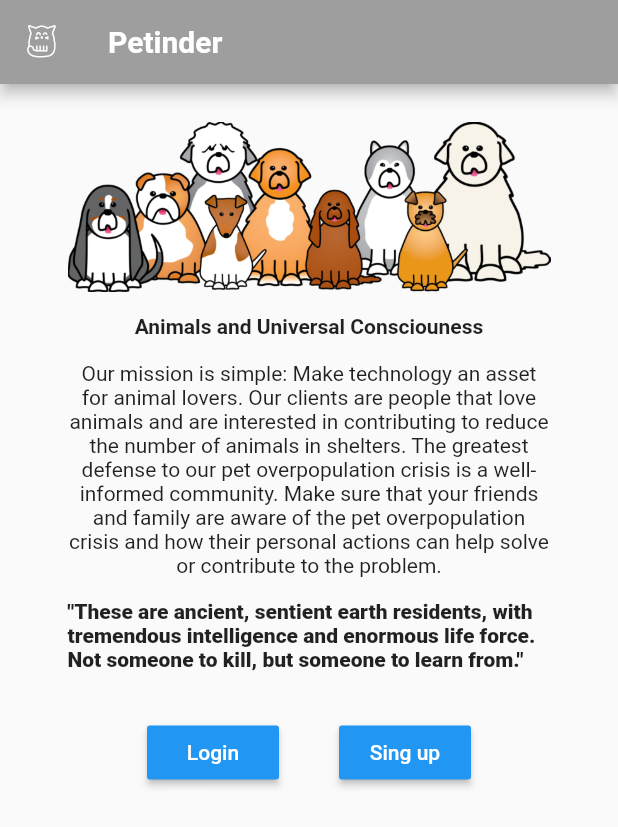
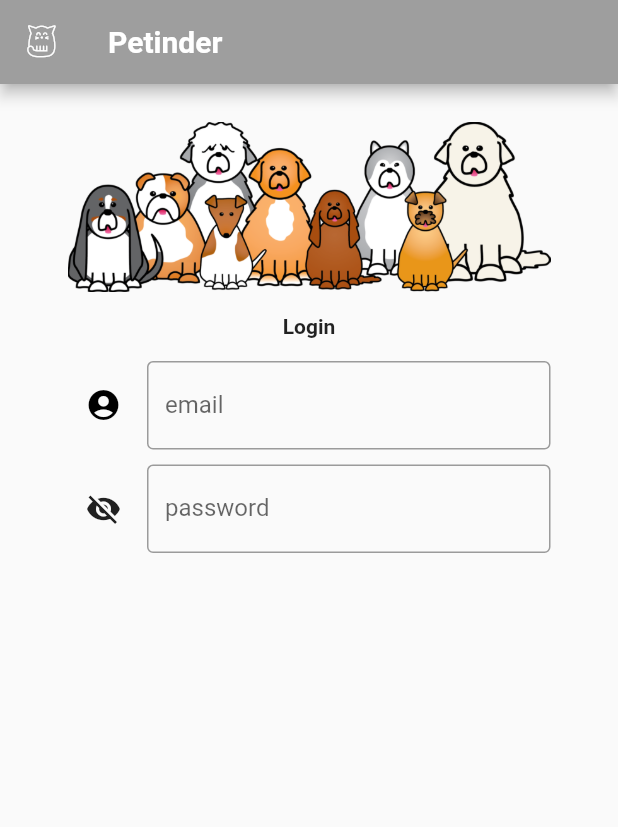
Before and after one commit to adliano/flutter_thepetinder, a Flutter app: the Login screen opened directly, on a phone screen of 412 x 824 dp. Shown: the top 827 px of the screen. Run offline on Flutter 3.47's test engine with Material 2 defaults, Android fonts, the phone set to English and light mode, and no system bars.

Commit message:
changed the email text filed and created the password text filed widgets

```diff
--- a/lib/InitalScreen/initialScreen.dart
+++ b/lib/InitalScreen/initialScreen.dart
@@ -37,9 +37,9 @@ class InitialScreen  extends StatelessWidget {
           fontWeight: FontWeight.bold,)),
         actions: <Widget>[
           /// Login action button
-//          IconButton(icon: const Icon(Icons.account_circle,color: Colors.white), onPressed: null), /// TODO Implement onPressed
+//          IconButton(icon: const Icon(Icons.account_circle,color: Colors.white), onPressed: null),
           /// Create account action button
-//          IconButton(icon: const Icon(Icons.person_add,color: Colors.white), onPressed: null), /// TODO Implement onPressed
+//          IconButton(icon: const Icon(Icons.person_add,color: Colors.white), onPressed: null),
         ],
       ),
       /// ********* Body ********* \\\
--- a/lib/login/login.dart
+++ b/lib/login/login.dart
@@ -5,18 +5,19 @@
 *
 * */
 import 'package:flutter/material.dart';
+import 'package:thepetinder/widgets/email.dart';
+import 'package:thepetinder/widgets/passwordField.dart';
 
 class Login extends StatefulWidget {
 
   @override
   State<StatefulWidget> createState() => new LoginState();
 
-
 }
 
 ///  LoginState
 class LoginState  extends State<Login>{
-  // Build method
+  /// ************ Build method ************ \\\
   @override
   Widget build(BuildContext context) {
     /// Scaffold
@@ -49,53 +50,31 @@ class LoginState  extends State<Login>{
             Center(
               child: Image.asset('assets/images/ki85j78eT.png',),
             ),
-            /// Getting
+            /// Login Getting
             Container(
               padding: EdgeInsets.only(top: 15.0, bottom: 15.0),
-              child: Text("Animals and Universal Consciouness",
+              child: Text("Login",
                 textAlign: TextAlign.center,
                 style: TextStyle(fontWeight: FontWeight.bold,),
               ),
             ),
-            Text('Our mission is simple: Make technology an asset for animal lovers.'+
-                ' Our clients are people that love animals and are interested in '+
-                'contributing to reduce the number of animals in shelters. '+
-                'The greatest defense to our pet overpopulation crisis is a well-informed community.'+
-                ' Make sure that your friends and family are aware of the pet overpopulation '+
-                'crisis and how their personal actions can help solve or contribute to the problem.',
-              textAlign: TextAlign.center,
-            ),
-            Container(
-              margin: EdgeInsets.only(top: 15.0, bottom: 10.0),
-              child: Text("\"These are ancient, sentient earth residents,"+
-                  " with tremendous intelligence and enormous life force."+
-                  " Not someone to kill, but someone to learn from.\"" ,
-              style: TextStyle(fontWeight: FontWeight.w900),),
-            ),
-            Row(
-              mainAxisAlignment: MainAxisAlignment.center,
+            Column(
+              // this Column will hold the EditTexts and Buttons
               children: <Widget>[
-                /// Login Button
-                Container(
-                  margin: EdgeInsets.only(top: 20.0, right: 20.0),
-                  child: RaisedButton(
-                    child: Text('Login',style: TextStyle(color: Colors.white),),
-                    onPressed: () {}, // TODO implement this button to login screen
-                    padding: EdgeInsets.only(left: 15.0, right: 15.0),
-                    color: Theme.of(context).buttonColor,
-                  ),
-                ),
-                /// Create account button
-                Container(
-                  margin: EdgeInsets.only(top: 20.0, left: 20.0),
-                  child: RaisedButton(
-                    child: Text('Sing up',style: TextStyle(color: Colors.white),),
-                    onPressed: () {}, // TODO implement this button to login screen
-                    padding: EdgeInsets.only(left: 15.0, right: 15.0),
-                    color: Theme.of(context).buttonColor,
-                  ),
-                ),
+                ///////////////////////////////////////////////////
+                ///////////// Email TextEdit with icon ////////////
+                ///////////////////////////////////////////////////
+                new EmailTextField(),
+                //
+                SizedBox(height: 10.0), // Add some margin
+                //
+                ///////////////////////////////////////////////////
+                /////////// Password TextEdit with icon ///////////
+                ///////////////////////////////////////////////////
+                new PasswordField(),
+
               ],
+
             )
 
           ],
--- a/lib/main.dart
+++ b/lib/main.dart
@@ -9,7 +9,7 @@ void main() => runApp(
         buttonColor: Colors.blue
     ),
     title: 'Petinder',
-//    home: new Login(),
-    home: new InitialScreen(),
+    home: new Login(),
+//    home: new InitialScreen(),
   )
 );
--- /dev/null
+++ b/lib/widgets/email.dart
@@ -0,0 +1,45 @@
+import 'package:flutter/material.dart';
+
+class EmailTextField extends StatelessWidget{
+
+//  final TextEditingController controller;
+
+  final _userEmailController = new TextEditingController();
+
+
+  /// Constructor \\\
+  // Need to pass the controller
+//  EmailTextField({this.controller});
+
+  @override
+  Widget build(BuildContext context) {
+    // TODO: implement build
+    return ///////////////////////////////////////////////////
+      //// Row holding the Email TextEdit with icon ////
+      ///////////////////////////////////////////////////
+      Row(
+        mainAxisAlignment: MainAxisAlignment.center,
+        children: <Widget>[
+          // EditText Email account Icon
+          IconButton(
+            icon: Icon(Icons.account_circle),
+            onPressed: null,
+            disabledColor: Colors.black,
+          ),
+          SizedBox(width: 5.0,),
+          Expanded(
+              child: TextField(
+                maxLines: 1,
+//                controller: controller,
+                controller: _userEmailController,
+                decoration: InputDecoration(
+                    labelText: "email",
+                    border: OutlineInputBorder()
+                ),
+              )
+          )
+        ],
+      ); // Email Row end;
+  }
+
+}
--- /dev/null
+++ b/lib/widgets/passwordField.dart
@@ -0,0 +1,55 @@
+/**
+ * Adriano Alves
+ * Jul 10 2019
+ * Widget to handle password input:
+ * This widget will change its state when user click on
+ * visibility icon button
+ * The icon button will be used to show || hide password
+ */
+
+import 'package:flutter/material.dart';
+
+class PasswordField extends StatefulWidget {
+
+  @override
+  State<StatefulWidget> createState() => new PasswordFieldState();
+
+}
+
+
+class PasswordFieldState extends State<PasswordField>{
+
+  bool hidePassword = true;
+  final _userPasswordController = new TextEditingController();
+
+  @override
+  Widget build(BuildContext context) {
+    return Row(
+      mainAxisAlignment: MainAxisAlignment.center,
+      children: <Widget>[
+        // EditText password icon
+        IconButton(
+            icon: Icon( hidePassword ? Icons.visibility_off : Icons.visibility),
+            onPressed: () {
+              setState(() {
+                hidePassword = !hidePassword;
+              });
+            }),
+        SizedBox(width: 5.0,),
+        // EditText password Input
+        Expanded(
+            child: TextField(
+              maxLines: 1,
+              obscureText: hidePassword,
+              controller: _userPasswordController,
+              decoration: InputDecoration(
+                  border: OutlineInputBorder(),
+                  labelText: "password"
+              ),
+            ))
+      ],
+    );
+  }
+}
+
+// EOF
```
